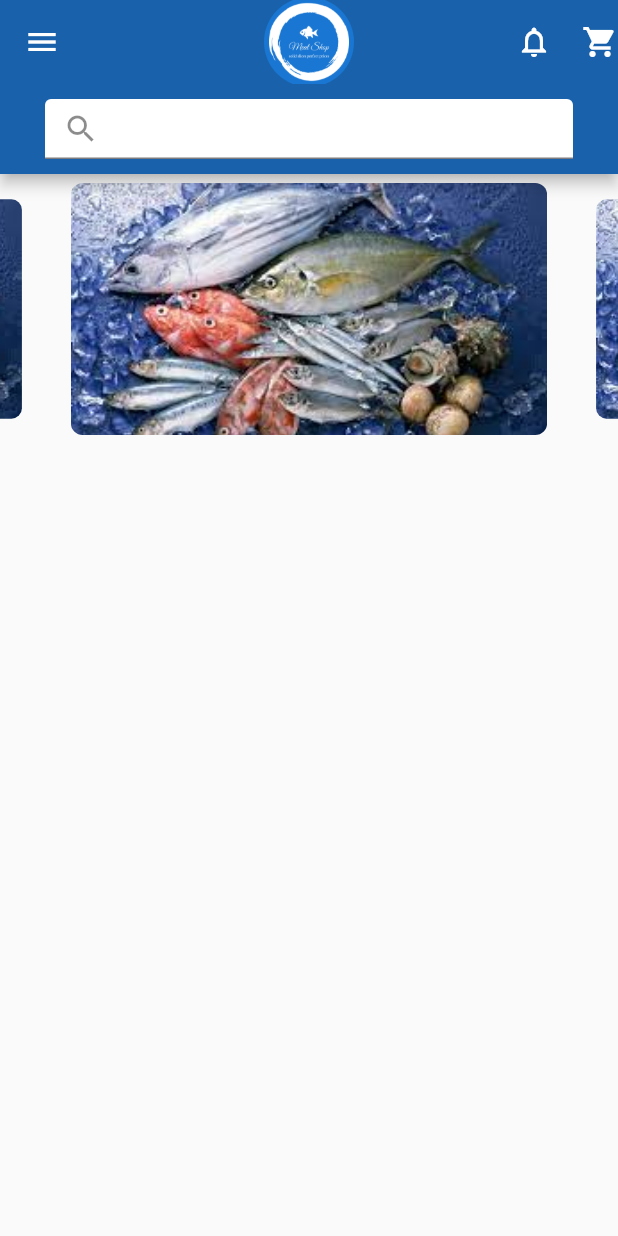
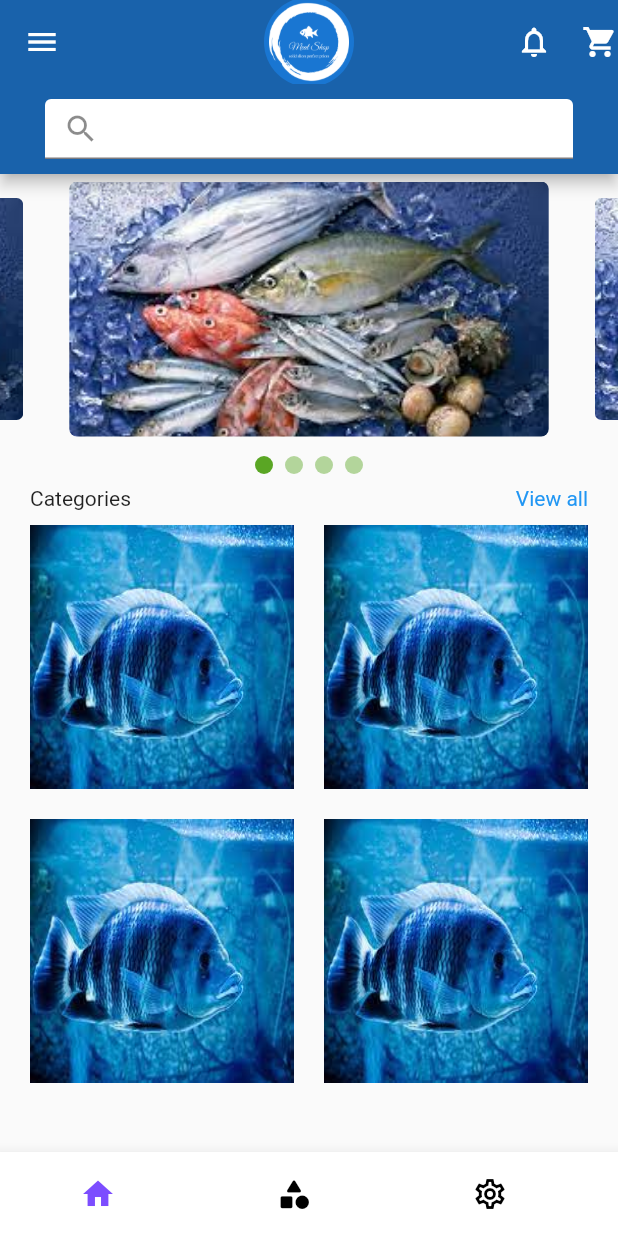
Before and after one commit to gayathry-2001/meatshop, a Flutter app: the Homepage screen opened directly, on a phone screen of 412 x 824 dp. Run offline on Flutter 3.47's test engine with Material 2 defaults, Android fonts, the phone set to English and light mode, and no system bars; drawn by our look-alikes of animated_bottom_navigation_bar, carousel_slider.

Commit message:
20/09/23

```diff
--- /dev/null
+++ b/lib/home/carouselindicator.dart
@@ -0,0 +1,110 @@
+import 'package:carousel_slider/carousel_slider.dart';
+import 'package:flutter/material.dart';
+
+import '../lists.dart';
+
+class CarouselWithIndicatorDemo extends StatefulWidget {
+  @override
+  State<StatefulWidget> createState() {
+    return _CarouselWithIndicatorState();
+  }
+}
+
+class _CarouselWithIndicatorState extends State<CarouselWithIndicatorDemo> {
+  int current = 0;
+  final CarouselController _controller = CarouselController();
+
+  @override
+  Widget build(BuildContext context) {
+    return
+
+
+        Column(children: [
+          CarouselSlider(
+            items: imageSliders,
+            // itemCount: carouselimg.length,
+            carouselController: _controller,
+
+
+            // itemBuilder: ((context, index, realIndex) {
+            //      return Container(
+            //           margin: const EdgeInsets.all(6.0),
+            //           decoration: BoxDecoration(
+            //             borderRadius: BorderRadius.circular(8.0),
+            //             image: DecorationImage(
+            //               image: AssetImage(carouselimg[index]),
+            //               fit: BoxFit.cover,
+            //             ),
+            //           ),
+            //         );
+
+            //    }),
+
+            options:  CarouselOptions(
+                    height: 180.0,
+                    enlargeCenterPage: true,
+                    autoPlay: true,
+                    aspectRatio: 16 / 9,
+                    autoPlayCurve: Curves.fastOutSlowIn,
+                    enableInfiniteScroll: true,
+                    autoPlayAnimationDuration:const Duration(milliseconds: 800),
+                    viewportFraction: 0.8,
+                  ),
+          ),
+          Row(
+            mainAxisAlignment: MainAxisAlignment.center,
+            children: carouselimg.asMap().entries.map((entry) {
+              return GestureDetector(
+                onTap: () => _controller.animateToPage(entry.key),
+                child: Container(
+                  width: 12.0,
+                  height: 12.0,
+                  margin: EdgeInsets.symmetric(vertical: 8.0, horizontal: 4.0),
+                  decoration: BoxDecoration(
+                      shape: BoxShape.circle,
+                      color: (Theme.of(context).brightness == Brightness.dark
+                              ? const Color.fromARGB(255, 191, 65, 65)
+                              : Color.fromARGB(255, 73, 157, 13))
+                          .withOpacity(current == entry.key ? 0.9 : 0.4)),
+                ),
+              );
+            }).toList(),
+          ),
+        ]);
+
+
+  }
+}
+
+final List<Widget> imageSliders = carouselimg
+    .map((item) => Container(
+          child: Container(
+            margin: EdgeInsets.all(5.0),
+            child: ClipRRect(
+                borderRadius: BorderRadius.all(Radius.circular(5.0)),
+                child: Stack(
+                  children: <Widget>[
+                    Image.asset(item, fit: BoxFit.cover, width: 1000.0),
+                    Positioned(
+                      bottom: 0.0,
+                      left: 0.0,
+                      right: 0.0,
+                      child: Container(
+                        decoration: BoxDecoration(
+                          gradient: LinearGradient(
+                            colors: [
+                              Color.fromARGB(200, 0, 0, 0),
+                              Color.fromARGB(0, 0, 0, 0)
+                            ],
+                            begin: Alignment.bottomCenter,
+                            end: Alignment.topCenter,
+                          ),
+                        ),
+
+                      ),
+                    ),
+                  ],
+                )),
+          ),
+        ))
+    .toList();
--- /dev/null
+++ b/lib/home/gridviews.dart
@@ -0,0 +1,30 @@
+import 'package:flutter/material.dart';
+
+import '../lists.dart';
+
+class Grids extends StatelessWidget {
+  const Grids({super.key});
+
+  @override
+  Widget build(BuildContext context) {
+    return  GridView.builder(
+                    itemCount: carouselimg.length,
+                    gridDelegate: const SliverGridDelegateWithFixedCrossAxisCount(
+
+                      crossAxisCount: 2,
+                      crossAxisSpacing: 20,
+                      mainAxisSpacing: 20),
+                      itemBuilder: (context, index) {
+                        return Container(
+                          height: 20,
+                          width: 20,
+                          decoration: BoxDecoration(
+                            // color: Colors.red,
+                            image: DecorationImage(image: AssetImage(
+                              gridimg[index]
+                            ),fit: BoxFit.fill)
+                          ),
+                        );
+                      }, );
+  }
+}
--- /dev/null
+++ b/lib/home/homepage.dart
@@ -0,0 +1,115 @@
+// import 'dart:developer';
+
+// import 'package:carousel_slider/carousel_slider.dart';
+import 'package:animated_bottom_navigation_bar/animated_bottom_navigation_bar.dart';
+import 'package:flutter/material.dart';
+import 'package:meatshopproj/home/carouselindicator.dart';
+import 'package:meatshopproj/home/drawer.dart';
+import 'package:meatshopproj/home/gridviews.dart';
+
+import '../lists.dart';
+// import 'package:meatshopproj/lists.dart';
+
+
+class Homepage extends StatefulWidget {
+  const Homepage({super.key});
+
+  @override
+  State<Homepage> createState() => _HomepageState();
+}
+
+class _HomepageState extends State<Homepage> {
+  var bottomNavIndex=0;
+
+  @override
+  Widget build(BuildContext context) {
+    return  Scaffold(
+
+       bottomNavigationBar: AnimatedBottomNavigationBar(
+        gapWidth: 20,
+        icons: const [
+        Icons.home,
+        Icons.category_rounded,
+        Icons.settings_outlined],
+        activeIndex: bottomNavIndex,
+        onTap: (index) => setState(() => bottomNavIndex = index),
+   ),
+
+      appBar: AppBar(
+
+        // toolbarHeight: 150,
+        backgroundColor: const Color.fromARGB(255, 25, 98, 171),
+        title: CircleAvatar(
+          radius: 30,
+
+          child: Image.asset("assets/images/logo-no-background.png",)),
+
+          centerTitle: true,
+        actions: const [
+         Padding(
+           padding: EdgeInsets.only(right: 20),
+           child: Icon(Icons.notifications_outlined),
+         ),
+
+         Icon(Icons.shopping_cart),
+        ],
+        bottom: PreferredSize(
+          preferredSize: const Size.fromHeight(60),
+          child: Padding(
+            padding: const EdgeInsets.only(left: 30,right: 30,bottom: 10),
+            child: SizedBox(
+              height: 40,
+              child: TextField(
+              decoration: InputDecoration(
+                filled: true,
+                border: InputBorder.none,
+                fillColor: Colors.white,
+                prefixIcon: IconButton(onPressed: (){
+                }, icon: const Icon(Icons.search))
+              ),
+
+            ),
+            ),
+          ),
+         ),
+      ),
+      drawer:  const Draw(),
+      body: SafeArea(
+        child: SingleChildScrollView(
+          child: Column(
+
+            children:  [
+              CarouselWithIndicatorDemo(),
+              const Padding(
+                padding:  EdgeInsets.only(left: 20,right: 20),
+                child:  Row(
+                  children: [
+                    Text("Categories"),
+                    Spacer(),
+                    Text("View all",
+                    style: TextStyle(
+                      color: Colors.blue
+                    ),)
+                  ],
+                ),
+              ),
+             const Padding(
+                padding:  EdgeInsets.only(left: 20,right: 20,top: 10),
+                child: LimitedBox(
+                  maxHeight: 500,
+                  child: Grids()
+                ),
+              ),
+
+
+
+            ],
+
+
+          ),
+        ),
+      ),
+    );
+
+  }
+}
--- a/lib/homepage.dart
+++ /dev/null
@@ -1,158 +0,0 @@
-// import 'dart:developer';
-
-import 'package:carousel_slider/carousel_slider.dart';
-import 'package:flutter/material.dart';
-import 'package:meatshopproj/drawer.dart';
-
-class Homepage extends StatefulWidget {
-  const Homepage({super.key});
-
-  @override
-  State<Homepage> createState() => _HomepageState();
-}
-
-class _HomepageState extends State<Homepage> {
-  int selectedIndex = 0;
-
-  @override
-  Widget build(BuildContext context) {
-
-    void onItemTapped(int index) {
-    setState(() {
-      selectedIndex = index;
-    });
-  }
-    return  Scaffold(
-      appBar: AppBar(
-
-        // toolbarHeight: 150,
-        backgroundColor: const Color.fromARGB(255, 25, 98, 171),
-        title: CircleAvatar(
-          radius: 30,
-
-          child: Image.asset("assets/images/logo-no-background.png",)),
-
-          centerTitle: true,
-        actions: const [
-         Padding(
-           padding: EdgeInsets.only(right: 20),
-           child: Icon(Icons.notifications_outlined),
-         ),
-
-         Icon(Icons.shopping_cart),
-        ],
-        bottom: PreferredSize(
-          preferredSize: const Size.fromHeight(60),
-          child: Padding(
-            padding: const EdgeInsets.only(left: 30,right: 30,bottom: 10),
-            child: SizedBox(
-              height: 40,
-              child: TextField(
-
-              decoration: InputDecoration(
-
-                filled: true,
-                border: InputBorder.none,
-                // focusColor: Colors.white,
-                fillColor: Colors.white,
-                prefixIcon: IconButton(onPressed: (){
-
-                }, icon: const Icon(Icons.search))
-              ),
-
-                      ),
-            ),
-          ),
-         ),
-      ),
-      drawer:  const Draw(),
-      body: SafeArea(
-        child: ListView(
-
-          children: [
-           CarouselSlider(
-              items: [
-
-                //1st Image of Slider
-                Container(
-                  margin: EdgeInsets.all(6.0),
-                  decoration: BoxDecoration(
-                    borderRadius: BorderRadius.circular(8.0),
-                    image: DecorationImage(
-                      image: AssetImage("assets/images/fishimg.jpg"),
-                      fit: BoxFit.cover,
-                    ),
-                  ),
-                ),
-
-                //2nd Image of Slider
-                Container(
-                  margin: EdgeInsets.all(6.0),
-                  decoration: BoxDecoration(
-                    borderRadius: BorderRadius.circular(8.0),
-                    image: DecorationImage(
-                     image: AssetImage("assets/images/fishimg.jpg"),
-                      fit: BoxFit.cover,
-                    ),
-                  ),
-                ),
-
-                //3rd Image of Slider
-                Container(
-                  margin: EdgeInsets.all(6.0),
-                  decoration: BoxDecoration(
-                    borderRadius: BorderRadius.circular(8.0),
-                    image: DecorationImage(
-                      image: AssetImage("assets/images/fishimg.jpg"),
-                      fit: BoxFit.cover,
-                    ),
-                  ),
-                ),
-
-                //4th Image of Slider
-                Container(
-                  margin: EdgeInsets.all(6.0),
-                  decoration: BoxDecoration(
-                    borderRadius: BorderRadius.circular(8.0),
-                    image: DecorationImage(
-                      image: AssetImage("assets/images/fishimg.jpg"),
-                      fit: BoxFit.cover,
-                    ),
-                  ),
-                ),
-
-                //5th Image of Slider
-                Container(
-                  margin: EdgeInsets.all(6.0),
-                  decoration: BoxDecoration(
-                    borderRadius: BorderRadius.circular(8.0),
-                    image: DecorationImage(
-                      image: AssetImage("assets/images/fishimg.jpg"),
-                      fit: BoxFit.cover,
-                    ),
-                  ),
-                ),
-
-          ],
-
-            //Slider Container properties
-              options: CarouselOptions(
-                height: 180.0,
-                enlargeCenterPage: true,
-                autoPlay: true,
-                aspectRatio: 16 / 9,
-                autoPlayCurve: Curves.fastOutSlowIn,
-                enableInfiniteScroll: true,
-                autoPlayAnimationDuration: Duration(milliseconds: 800),
-                viewportFraction: 0.8,
-              ),
-          ),
-          ],
-
-
-        ),
-      ),
-    );
-
-  }
-}
--- /dev/null
+++ b/lib/lists.dart
@@ -0,0 +1,23 @@
+// import 'package:flutter/material.dart';
+
+import 'package:flutter/material.dart';
+
+final List  carouselimg = [
+    "assets/images/fishimg.jpg",
+     "assets/images/fishimg.jpg",
+     "assets/images/fishimg.jpg",
+     "assets/images/fishimg.jpg",
+];
+
+final List gridimg = [
+  "assets/images/gridfish.jpg",
+  "assets/images/gridfish.jpg",
+  "assets/images/gridfish.jpg",
+  "assets/images/gridfish.jpg"
+];
+
+const List iconList =  [
+  "Icon(Icons.home)",
+  "Icon(Icons.category_rounded)",
+  "Icon(Icons.settings_outlined)"
+];
--- a/lib/login.dart
+++ b/lib/login.dart
@@ -1,7 +1,7 @@
 
 
 import 'package:flutter/material.dart';
-import 'package:meatshopproj/homepage.dart';
+import 'package:meatshopproj/home/homepage.dart';
 import 'package:meatshopproj/register.dart';
 
 class Loginpage extends StatefulWidget {
--- a/pubspec.yaml
+++ b/pubspec.yaml
@@ -36,6 +36,7 @@ dependencies:
   # Use with the CupertinoIcons class for iOS style icons.
   cupertino_icons: ^1.0.2
   carousel_slider: ^4.2.1
+  animated_bottom_navigation_bar: ^1.2.1
 
 dev_dependencies:
   flutter_test:
@@ -63,6 +64,7 @@ flutter:
   assets:
     - assets/images/logo-no-background.png
     - assets/images/fishimg.jpg
+    - assets/images/gridfish.jpg
 
 
 
```
Also changed, not shown: assets/images/gridfish.jpg (added), lib/home/drawer.dart (renamed from lib/drawer.dart), pubspec.lock.
